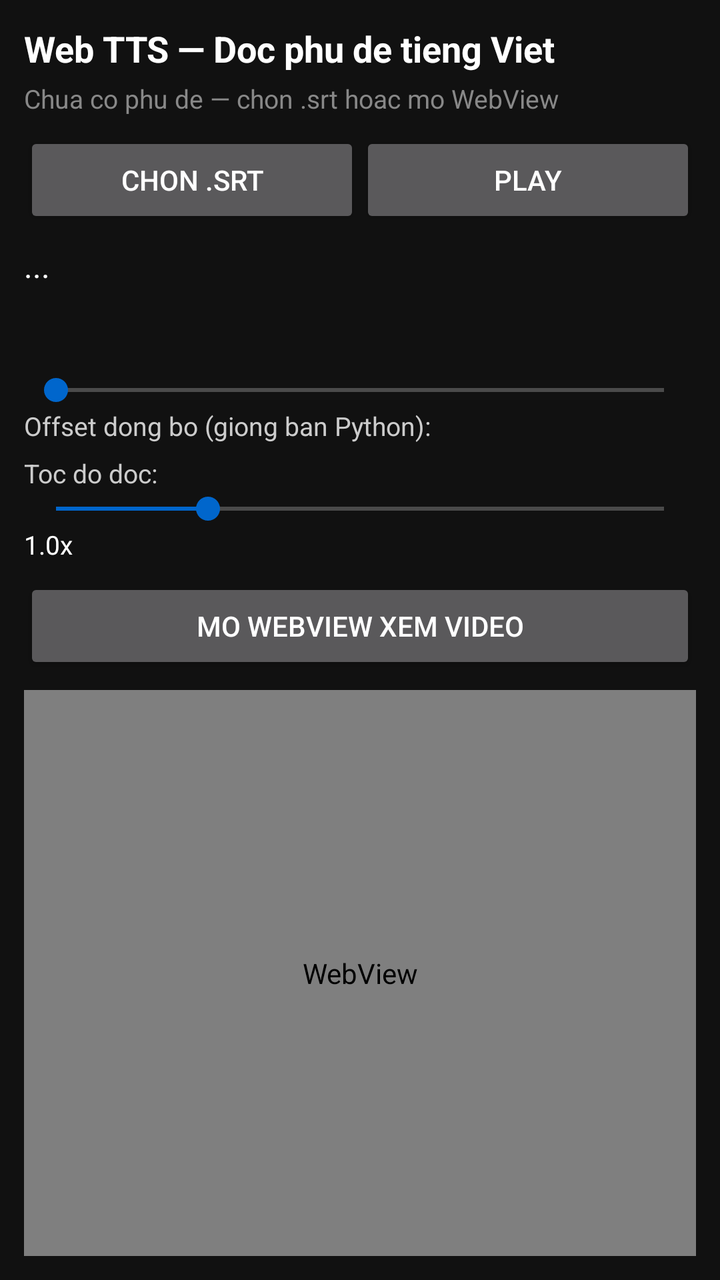
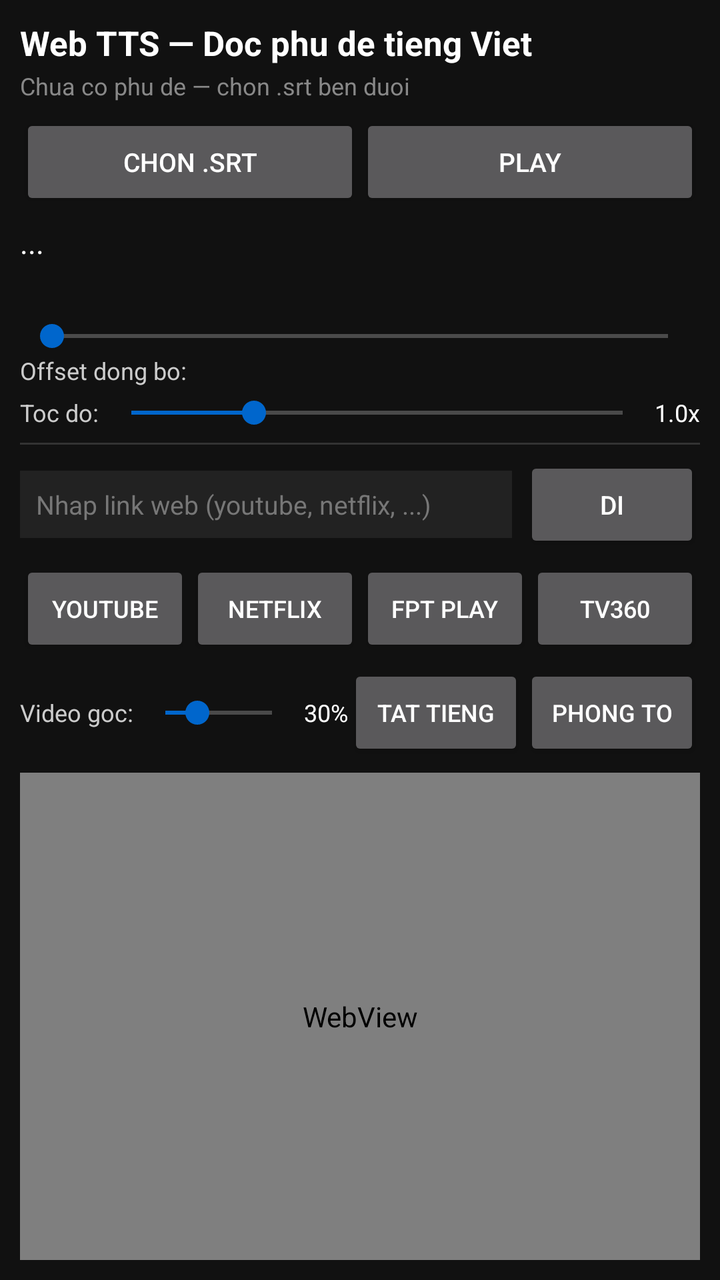

Compare the two renders of this Android layout. The source of the first and the diff that turns it into the second are given below.
<!-- AndroidManifest.xml: application theme Theme.WebTTS -->
<!-- res/layout/activity_main.xml -->
<?xml version="1.0" encoding="utf-8"?>
<LinearLayout xmlns:android="http://schemas.android.com/apk/res/android"
    android:layout_width="match_parent"
    android:layout_height="match_parent"
    android:orientation="vertical"
    android:background="#111111"
    android:padding="12dp">

    <TextView
        android:layout_width="wrap_content"
        android:layout_height="wrap_content"
        android:text="Web TTS — Doc phu de tieng Viet"
        android:textColor="#FFFFFF"
        android:textSize="18sp"
        android:textStyle="bold" />

    <TextView
        android:id="@+id/tvStatus"
        android:layout_width="wrap_content"
        android:layout_height="wrap_content"
        android:layout_marginTop="4dp"
        android:text="Chua co phu de — chon .srt hoac mo WebView"
        android:textColor="#888888"
        android:textSize="13sp" />

    <LinearLayout
        android:layout_width="match_parent"
        android:layout_height="wrap_content"
        android:layout_marginTop="8dp"
        android:orientation="horizontal">

        <Button
            android:id="@+id/btnPickSrt"
            android:layout_width="0dp"
            android:layout_height="wrap_content"
            android:layout_weight="1"
            android:text="Chon .srt" />

        <Button
            android:id="@+id/btnPlayPause"
            android:layout_width="0dp"
            android:layout_height="wrap_content"
            android:layout_weight="1"
            android:text="Play" />
    </LinearLayout>

    <TextView
        android:id="@+id/tvCue"
        android:layout_width="match_parent"
        android:layout_height="wrap_content"
        android:layout_marginTop="8dp"
        android:minHeight="64dp"
        android:text="..."
        android:textColor="#FFFFFF"
        android:textSize="16sp" />

    <SeekBar
        android:id="@+id/seekPos"
        android:layout_width="match_parent"
        android:layout_height="wrap_content" />

    <TextView
        android:layout_width="wrap_content"
        android:layout_height="wrap_content"
        android:text="Offset dong bo (giong ban Python):"
        android:textColor="#CCCCCC"
        android:textSize="13sp" />

    <GridLayout
        android:id="@+id/gridOffset"
        android:layout_width="match_parent"
        android:layout_height="wrap_content"
        android:columnCount="3" />

    <TextView
        android:layout_width="wrap_content"
        android:layout_height="wrap_content"
        android:layout_marginTop="6dp"
        android:text="Toc do doc:"
        android:textColor="#CCCCCC"
        android:textSize="13sp" />

    <SeekBar
        android:id="@+id/seekRate"
        android:layout_width="match_parent"
        android:layout_height="wrap_content"
        android:max="200"
        android:progress="50" />

    <TextView
        android:id="@+id/tvRate"
        android:layout_width="wrap_content"
        android:layout_height="wrap_content"
        android:text="1.0x"
        android:textColor="#FFFFFF"
        android:textSize="13sp" />

    <Button
        android:id="@+id/btnOpenWeb"
        android:layout_width="match_parent"
        android:layout_height="wrap_content"
        android:layout_marginTop="8dp"
        android:text="Mo WebView xem video" />

    <WebView
        android:id="@+id/webView"
        android:layout_width="match_parent"
        android:layout_height="0dp"
        android:layout_weight="1"
        android:layout_marginTop="8dp" />

</LinearLayout>
<!-- resources referenced by this layout -->
<resources>
  <style name="Theme.WebTTS" parent="Theme.AppCompat.NoActionBar">
          <item name="colorPrimary">#0066CC</item>
          <item name="colorPrimaryDark">#004C99</item>
          <item name="colorAccent">#0066CC</item>
          <item name="android:windowBackground">#111111</item>
          <item name="android:textColorPrimary">#FFFFFF</item>
          <item name="android:textColorSecondary">#CCCCCC</item>
          <item name="alertDialogTheme">@style/Theme.WebTTS.Dialog</item>
      </style>
  <style name="Theme.WebTTS.Dialog" parent="Theme.AppCompat.Dialog.Alert">
          <item name="colorPrimary">#0066CC</item>
          <item name="colorAccent">#0066CC</item>
          <item name="android:windowBackground">#222222</item>
          <item name="android:textColorPrimary">#FFFFFF</item>
          <item name="android:textColorSecondary">#CCCCCC</item>
      </style>
</resources>

<!-- the commit's change to res/layout/activity_main.xml (unified diff, before → after) -->
@@ -1,112 +1,266 @@
 <?xml version="1.0" encoding="utf-8"?>
 <LinearLayout xmlns:android="http://schemas.android.com/apk/res/android"
+    android:id="@+id/rootLayout"
     android:layout_width="match_parent"
     android:layout_height="match_parent"
     android:orientation="vertical"
     android:background="#111111"
-    android:padding="12dp">
-
-    <TextView
-        android:layout_width="wrap_content"
-        android:layout_height="wrap_content"
-        android:text="Web TTS — Doc phu de tieng Viet"
-        android:textColor="#FFFFFF"
-        android:textSize="18sp"
-        android:textStyle="bold" />
-
-    <TextView
-        android:id="@+id/tvStatus"
-        android:layout_width="wrap_content"
+    android:padding="10dp">
+
+    
+    <LinearLayout
+        android:id="@+id/ttsPanel"
+        android:layout_width="match_parent"
+        android:layout_height="wrap_content"
+        android:orientation="vertical">
+
+        <TextView
+            android:layout_width="wrap_content"
+            android:layout_height="wrap_content"
+            android:text="Web TTS — Doc phu de tieng Viet"
+            android:textColor="#FFFFFF"
+            android:textSize="17sp"
+            android:textStyle="bold" />
+
+        <TextView
+            android:id="@+id/tvStatus"
+            android:layout_width="wrap_content"
+            android:layout_height="wrap_content"
+            android:layout_marginTop="2dp"
+            android:text="Chua co phu de — chon .srt ben duoi"
+            android:textColor="#888888"
+            android:textSize="12sp" />
+
+        <LinearLayout
+            android:layout_width="match_parent"
+            android:layout_height="wrap_content"
+            android:layout_marginTop="6dp"
+            android:orientation="horizontal">
+
+            <Button
+                android:id="@+id/btnPickSrt"
+                android:layout_width="0dp"
+                android:layout_height="wrap_content"
+                android:layout_weight="1"
+                android:text="Chon .srt"
+                android:textSize="13sp" />
+
+            <Button
+                android:id="@+id/btnPlayPause"
+                android:layout_width="0dp"
+                android:layout_height="wrap_content"
+                android:layout_weight="1"
+                android:text="Play"
+                android:textSize="13sp" />
+        </LinearLayout>
+
+        <TextView
+            android:id="@+id/tvCue"
+            android:layout_width="match_parent"
+            android:layout_height="wrap_content"
+            android:layout_marginTop="6dp"
+            android:minHeight="48dp"
+            android:maxLines="3"
+            android:ellipsize="end"
+            android:text="..."
+            android:textColor="#FFFFFF"
+            android:textSize="15sp" />
+
+        <SeekBar
+            android:id="@+id/seekPos"
+            android:layout_width="match_parent"
+            android:layout_height="wrap_content" />
+
+        
+        <TextView
+            android:layout_width="wrap_content"
+            android:layout_height="wrap_content"
+            android:text="Offset dong bo:"
+            android:textColor="#CCCCCC"
+            android:textSize="12sp" />
+
+        <HorizontalScrollView
+            android:layout_width="match_parent"
+            android:layout_height="wrap_content"
+            android:scrollbars="none">
+
+            <LinearLayout
+                android:id="@+id/rowOffset"
+                android:layout_width="wrap_content"
+                android:layout_height="wrap_content"
+                android:orientation="horizontal" />
+        </HorizontalScrollView>
+
+        <LinearLayout
+            android:layout_width="match_parent"
+            android:layout_height="wrap_content"
+            android:layout_marginTop="4dp"
+            android:gravity="center_vertical"
+            android:orientation="horizontal">
+
+            <TextView
+                android:layout_width="wrap_content"
+                android:layout_height="wrap_content"
+                android:text="Toc do:"
+                android:textColor="#CCCCCC"
+                android:textSize="12sp" />
+
+            <SeekBar
+                android:id="@+id/seekRate"
+                android:layout_width="0dp"
+                android:layout_height="wrap_content"
+                android:layout_weight="1"
+                android:max="200"
+                android:progress="50" />
+
+            <TextView
+                android:id="@+id/tvRate"
+                android:layout_width="wrap_content"
+                android:layout_height="wrap_content"
+                android:text="1.0x"
+                android:textColor="#FFFFFF"
+                android:textSize="12sp" />
+        </LinearLayout>
+    </LinearLayout>
+
+    
+    <View
+        android:layout_width="match_parent"
+        android:layout_height="1dp"
+        android:layout_marginTop="6dp"
+        android:background="#333333" />
+
+    <LinearLayout
+        android:id="@+id/webBar"
+        android:layout_width="match_parent"
+        android:layout_height="wrap_content"
+        android:layout_marginTop="6dp"
+        android:gravity="center_vertical"
+        android:orientation="horizontal">
+
+        <EditText
+            android:id="@+id/etUrl"
+            android:layout_width="0dp"
+            android:layout_height="wrap_content"
+            android:layout_weight="1"
+            android:hint="Nhap link web (youtube, netflix, ...)"
+            android:textColor="#FFFFFF"
+            android:textColorHint="#777777"
+            android:textSize="13sp"
+            android:singleLine="true"
+            android:inputType="textUri"
+            android:background="#222222"
+            android:padding="8dp" />
+
+        <Button
+            android:id="@+id/btnGo"
+            android:layout_width="wrap_content"
+            android:layout_height="wrap_content"
+            android:layout_marginStart="6dp"
+            android:text="Di"
+            android:textSize="13sp" />
+    </LinearLayout>
+
+    
+    <LinearLayout
+        android:id="@+id/rowPreset"
+        android:layout_width="match_parent"
         android:layout_height="wrap_content"
         android:layout_marginTop="4dp"
-        android:text="Chua co phu de — chon .srt hoac mo WebView"
-        android:textColor="#888888"
-        android:textSize="13sp" />
-
-    <LinearLayout
-        android:layout_width="match_parent"
-        android:layout_height="wrap_content"
-        android:layout_marginTop="8dp"
         android:orientation="horizontal">
 
         <Button
-            android:id="@+id/btnPickSrt"
-            android:layout_width="0dp"
-            android:layout_height="wrap_content"
-            android:layout_weight="1"
-            android:text="Chon .srt" />
-
-        <Button
-            android:id="@+id/btnPlayPause"
-            android:layout_width="0dp"
-            android:layout_height="wrap_content"
-            android:layout_weight="1"
-            android:text="Play" />
-    </LinearLayout>
-
-    <TextView
-        android:id="@+id/tvCue"
-        android:layout_width="match_parent"
-        android:layout_height="wrap_content"
-        android:layout_marginTop="8dp"
-        android:minHeight="64dp"
-        android:text="..."
-        android:textColor="#FFFFFF"
-        android:textSize="16sp" />
-
-    <SeekBar
-        android:id="@+id/seekPos"
-        android:layout_width="match_parent"
-        android:layout_height="wrap_content" />
-
-    <TextView
-        android:layout_width="wrap_content"
-        android:layout_height="wrap_content"
-        android:text="Offset dong bo (giong ban Python):"
-        android:textColor="#CCCCCC"
-        android:textSize="13sp" />
-
-    <GridLayout
-        android:id="@+id/gridOffset"
-        android:layout_width="match_parent"
-        android:layout_height="wrap_content"
-        android:columnCount="3" />
-
-    <TextView
-        android:layout_width="wrap_content"
-        android:layout_height="wrap_content"
-        android:layout_marginTop="6dp"
-        android:text="Toc do doc:"
-        android:textColor="#CCCCCC"
-        android:textSize="13sp" />
-
-    <SeekBar
-        android:id="@+id/seekRate"
-        android:layout_width="match_parent"
-        android:layout_height="wrap_content"
-        android:max="200"
-        android:progress="50" />
-
-    <TextView
-        android:id="@+id/tvRate"
-        android:layout_width="wrap_content"
-        android:layout_height="wrap_content"
-        android:text="1.0x"
-        android:textColor="#FFFFFF"
-        android:textSize="13sp" />
-
-    <Button
-        android:id="@+id/btnOpenWeb"
-        android:layout_width="match_parent"
-        android:layout_height="wrap_content"
-        android:layout_marginTop="8dp"
-        android:text="Mo WebView xem video" />
-
-    <WebView
-        android:id="@+id/webView"
+            android:id="@+id/btnPresetYt"
+            android:layout_width="0dp"
+            android:layout_height="wrap_content"
+            android:layout_weight="1"
+            android:text="YouTube"
+            android:textSize="12sp" />
+
+        <Button
+            android:id="@+id/btnPresetNf"
+            android:layout_width="0dp"
+            android:layout_height="wrap_content"
+            android:layout_weight="1"
+            android:text="Netflix"
+            android:textSize="12sp" />
+
+        <Button
+            android:id="@+id/btnPresetFpt"
+            android:layout_width="0dp"
+            android:layout_height="wrap_content"
+            android:layout_weight="1"
+            android:text="FPT Play"
+            android:textSize="12sp" />
+
+        <Button
+            android:id="@+id/btnPresetTv"
+            android:layout_width="0dp"
+            android:layout_height="wrap_content"
+            android:layout_weight="1"
+            android:text="TV360"
+            android:textSize="12sp" />
+    </LinearLayout>
+
+    
+    <LinearLayout
+        android:id="@+id/volBar"
+        android:layout_width="match_parent"
+        android:layout_height="wrap_content"
+        android:layout_marginTop="4dp"
+        android:gravity="center_vertical"
+        android:orientation="horizontal">
+
+        <TextView
+            android:layout_width="wrap_content"
+            android:layout_height="wrap_content"
+            android:text="Video goc:"
+            android:textColor="#CCCCCC"
+            android:textSize="12sp" />
+
+        <SeekBar
+            android:id="@+id/seekVideoVol"
+            android:layout_width="0dp"
+            android:layout_height="wrap_content"
+            android:layout_weight="1"
+            android:max="100"
+            android:progress="30" />
+
+        <TextView
+            android:id="@+id/tvVideoVol"
+            android:layout_width="wrap_content"
+            android:layout_height="wrap_content"
+            android:text="30%"
+            android:textColor="#FFFFFF"
+            android:textSize="12sp" />
+
+        <Button
+            android:id="@+id/btnMute"
+            android:layout_width="wrap_content"
+            android:layout_height="wrap_content"
+            android:text="Tat tieng"
+            android:textSize="12sp" />
+
+        <Button
+            android:id="@+id/btnFullscreen"
+            android:layout_width="wrap_content"
+            android:layout_height="wrap_content"
+            android:text="Phong to"
+            android:textSize="12sp" />
+    </LinearLayout>
+
+    
+    <FrameLayout
+        android:id="@+id/webContainer"
         android:layout_width="match_parent"
         android:layout_height="0dp"
         android:layout_weight="1"
-        android:layout_marginTop="8dp" />
+        android:layout_marginTop="6dp">
+
+        <WebView
+            android:id="@+id/webView"
+            android:layout_width="match_parent"
+            android:layout_height="match_parent" />
+    </FrameLayout>
 
 </LinearLayout>
